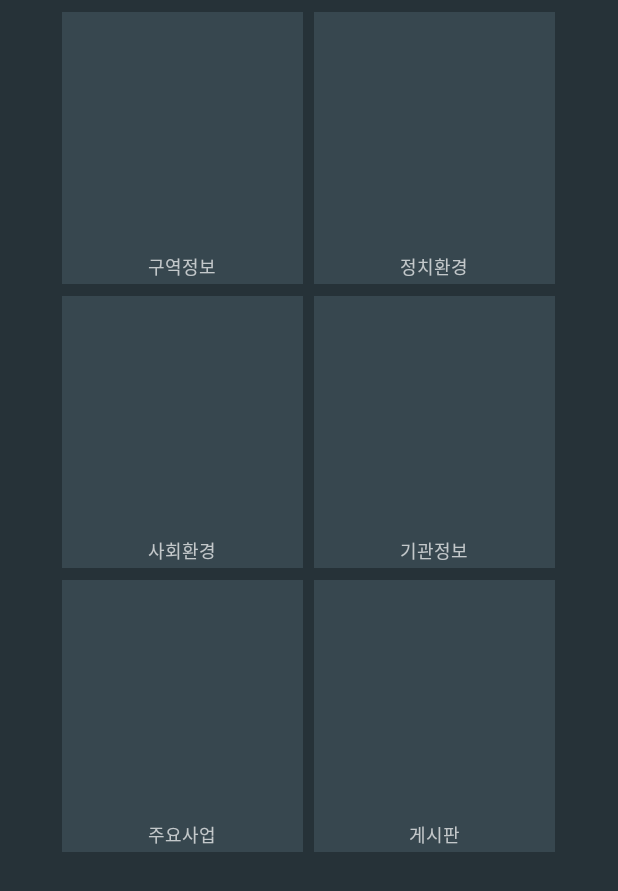
After one commit to wrjeoung/ElectionManager, an Android app: the layout fragment_home.xml on its own in the app's theme, with its tools: preview values and no code run, on a phone screen of 412 x 824 dp. The commit adds this screen. Shown: the top 891 px of the screen. Run offline under Robolectric (Android 15) with nearby library versions, the phone set to English and light mode, and no system bars.

Commit message:
홈화면 구현 진행중... TableLayout이용

```diff
--- a/app/src/main/java/com/jsloves/election/activity/ElectionMainActivity.java
+++ b/app/src/main/java/com/jsloves/election/activity/ElectionMainActivity.java
@@ -79,12 +79,13 @@ public class ElectionMainActivity extends AppCompatActivity implements CommonVal
         super.onCreate(savedInstanceState);
         setContentView(R.layout.main_activity);
 
-        titles[0] = getString(R.string.area_info);
-        titles[1] = getString(R.string.jungchi_hwangyong);
-        titles[2] = getString(R.string.social_hwangyong);
-        titles[3] = getString(R.string.gigwan_info);
-        titles[4] = getString(R.string.jooyo_saup);
-        titles[5] = getString(R.string.board);
+        titles[0] = getString(R.string.home);
+        titles[1] = getString(R.string.area_info);
+        titles[2] = getString(R.string.jungchi_hwangyong);
+        titles[3] = getString(R.string.social_hwangyong);
+        titles[4] = getString(R.string.gigwan_info);
+        titles[5] = getString(R.string.jooyo_saup);
+        titles[6] = getString(R.string.board);
 
         mDrawerLayout = (DrawerLayout) findViewById(R.id.drawer_layout);
         mDrawerList = (ListView) findViewById(R.id.navdrawer);
@@ -112,6 +113,7 @@ public class ElectionMainActivity extends AppCompatActivity implements CommonVal
         mDrawLisner = new ElectionDrawerListner(this, mDrawerLayout, toolbar, R.string.app_name, R.string.app_name);
         mDrawerLayout.setDrawerListener(mDrawLisner);
         String[] values = new String[]{
+                getString(R.string.home),
                 getString(R.string.area_info),
                 getString(R.string.jungchi_hwangyong),
                 getString(R.string.social_hwangyong),
@@ -130,13 +132,17 @@ public class ElectionMainActivity extends AppCompatActivity implements CommonVal
                 // 좌측 메뉴
                 switch (position) {
                     case 0:
+                        pager.setCurrentItem(position);
+                        mDrawerLayout.closeDrawer(GravityCompat.START);
+                        break;
+                    case 1:
                         mDrawerList.setBackgroundColor(getResources().getColor(R.color.material_deep_teal_500));
                         toolbar.setBackgroundColor(getResources().getColor(R.color.material_deep_teal_500));
                         slidingTabLayout.setBackgroundColor(getResources().getColor(R.color.material_deep_teal_500));
                         pager.setCurrentItem(position);
                         mDrawerLayout.closeDrawer(GravityCompat.START);
                         break;
-                    case 1:
+                    case 2:
                         //mDrawerList.setBackgroundColor(getResources().getColor(R.color.red));
                         //toolbar.setBackgroundColor(getResources().getColor(R.color.red));
                         //slidingTabLayout.setBackgroundColor(getResources().getColor(R.color.red));
@@ -144,7 +150,7 @@ public class ElectionMainActivity extends AppCompatActivity implements CommonVal
                         mDrawerLayout.closeDrawer(GravityCompat.START);
 
                         break;
-                    case 2:
+                    case 3:
                         //mDrawerList.setBackgroundColor(getResources().getColor(R.color.blue));
                         //toolbar.setBackgroundColor(getResources().getColor(R.color.blue));
                         //slidingTabLayout.setBackgroundColor(getResources().getColor(R.color.blue));
@@ -152,7 +158,7 @@ public class ElectionMainActivity extends AppCompatActivity implements CommonVal
                         mDrawerLayout.closeDrawer(GravityCompat.START);
 
                         break;
-                    case 3:
+                    case 4:
                         //mDrawerList.setBackgroundColor(getResources().getColor(R.color.material_blue_grey_800));
                         //toolbar.setBackgroundColor(getResources().getColor(R.color.material_blue_grey_800));
                         //slidingTabLayout.setBackgroundColor(getResources().getColor(R.color.material_blue_grey_800));
@@ -160,13 +166,13 @@ public class ElectionMainActivity extends AppCompatActivity implements CommonVal
                         mDrawerLayout.closeDrawer(GravityCompat.START);
 
                         break;
-                    case 4:
+                    case 5:
                         pager.setCurrentItem(position);
                         mDrawerLayout.closeDrawer(GravityCompat.START);
 
                         break;
 
-                    case 5:
+                    case 6:
                         pager.setCurrentItem(position);
                         mDrawerLayout.closeDrawer(GravityCompat.START);
 
--- a/app/src/main/java/com/jsloves/election/adapter/AdapterRootRightMenu.java
+++ b/app/src/main/java/com/jsloves/election/adapter/AdapterRootRightMenu.java
@@ -184,7 +184,7 @@ public class AdapterRootRightMenu extends BaseExpandableListAdapter {
                 ((ElectionMainActivity)mContext).getmVpageAdapter().getmSearchFragment().tupyoguClickByRightMenu(selectedSg, selectedHd, selectedTg);
                 ((ElectionMainActivity)mContext).getmDrawerLayout().closeDrawer(GravityCompat.END);
 
-                mPager.setCurrentItem(0);
+                mPager.setCurrentItem(1);
                 return false;
             }
         });
--- a/app/src/main/java/com/jsloves/election/common/CommonValuesManager.java
+++ b/app/src/main/java/com/jsloves/election/common/CommonValuesManager.java
@@ -4,5 +4,5 @@ package com.jsloves.election.common;
  * Created by wrjeong on 2015. 8. 5..
  */
 public interface CommonValuesManager {
-    static final int PAGE_COUNT = 6;
+    static final int PAGE_COUNT = 7;
 }
--- a/app/src/main/java/com/jsloves/election/fragment/HomeFragment.java
+++ b/app/src/main/java/com/jsloves/election/fragment/HomeFragment.java
@@ -6,13 +6,27 @@ import android.view.LayoutInflater;
 import android.view.View;
 import android.view.ViewGroup;
 
+import com.jsloves.election.activity.R;
+
 /**
  * Created by wrjeong on 2015. 8. 23..
  */
 public class HomeFragment extends Fragment {
 
+    private static final String ARG_POSITION = "position";
+
+
+    public static HomeFragment newInstance(int position) {
+        HomeFragment fragment = new HomeFragment();
+        Bundle args = new Bundle();
+        args.putInt(ARG_POSITION, position);
+        fragment.setArguments(args);
+        return fragment;
+    }
+
     @Override
     public View onCreateView(LayoutInflater inflater, ViewGroup container, Bundle savedInstanceState) {
-        return super.onCreateView(inflater, container, savedInstanceState);
+        View rootView = inflater.inflate(R.layout.fragment_home, container, false);
+        return rootView;
     }
 }
--- a/app/src/main/java/com/jsloves/election/layout/ViewPagerAdapter.java
+++ b/app/src/main/java/com/jsloves/election/layout/ViewPagerAdapter.java
@@ -7,6 +7,7 @@ import android.util.Log;
 
 import com.jsloves.election.common.CommonValuesManager;
 import com.jsloves.election.fragment.FragmentTab;
+import com.jsloves.election.fragment.HomeFragment;
 import com.jsloves.election.fragment.OrganIntroFragment;
 import com.jsloves.election.fragment.SampleFragment;
 import com.jsloves.election.fragment.SearchFragment;
@@ -31,22 +32,24 @@ public class ViewPagerAdapter extends FragmentPagerAdapter implements CommonValu
             // 상단 메뉴
             // Open FragmentTab1.java
             case 0:
+                return HomeFragment.newInstance(position);
+            case 1:
                 //return SampleFragment.newInstance(position);
                 Log.d("ViewPagerAdapter","onCreateView mSearchFramgent : "+SearchFragment.newInstance("aa","bb"));
                 mSearchFragment=SearchFragment.newInstance("aa", "bb");
                 return mSearchFragment;
-            case 1:
-                return SampleFragment.newInstance(position);
             case 2:
                 return SampleFragment.newInstance(position);
             case 3:
+                return SampleFragment.newInstance(position);
+            case 4:
                 //return SampleFragment.newInstance(position);
                 //return OrganIntroFragment.newInstance("aaa", "bbb");
                 return FragmentTab.newInstance("aa","bb");
 
-            case 4:
+            case 5:
                 return SampleFragment.newInstance(position);
-            case 5:
+            case 6:
                 return SampleFragment.newInstance(position);
 
         }
--- /dev/null
+++ b/app/src/main/res/drawable/grid_color_selector.xml
@@ -0,0 +1,8 @@
+<?xml version="1.0" encoding="utf-8"?>
+<selector xmlns:android="http://schemas.android.com/apk/res/android">
+
+    <item android:drawable="@color/blue" android:state_pressed="true" />
+    <item android:drawable="@color/blue" android:state_selected="true" />
+    <item android:drawable="@color/white" />
+
+</selector>
--- /dev/null
+++ b/app/src/main/res/layout/fragment_home.xml
@@ -0,0 +1,173 @@
+<?xml version="1.0" encoding="utf-8"?>
+<LinearLayout xmlns:android="http://schemas.android.com/apk/res/android"
+    xmlns:tools="http://schemas.android.com/tools"
+    android:layout_width="match_parent"
+    android:layout_height="match_parent"
+    android:gravity="center"
+    android:orientation="vertical"
+    tools:context=".">
+
+    <ScrollView
+        android:layout_width="match_parent"
+        android:layout_height="match_parent"
+        android:background="@color/material_blue_grey_900"
+        android:paddingBottom="5dp">
+
+        <TableLayout
+            android:layout_width="match_parent"
+            android:layout_height="match_parent">
+
+            <TableRow android:gravity="center">
+
+                <LinearLayout
+                    android:layout_width="wrap_content"
+                    android:layout_height="wrap_content"
+                    android:layout_marginRight="7dp"
+                    android:layout_marginTop="5dp"
+                    android:background="@color/material_blue_grey_800"
+                    android:orientation="vertical"
+                    android:padding="5dp">
+
+                    <ImageView
+                        android:id="@+id/image1"
+                        android:layout_width="150dp"
+                        android:layout_height="150dp" />
+
+                    <TextView
+                        android:id="@+id/text1"
+                        android:layout_width="fill_parent"
+                        android:layout_height="wrap_content"
+                        android:layout_marginTop="5dp"
+                        android:gravity="center"
+                        android:text="@string/area_info"
+                        android:textSize="12sp" />
+                </LinearLayout>
+
+                <LinearLayout
+                    android:layout_width="wrap_content"
+                    android:layout_height="wrap_content"
+                    android:layout_marginTop="5dp"
+                    android:background="@color/material_blue_grey_800"
+                    android:orientation="vertical"
+                    android:padding="5dp">
+
+                    <ImageView
+                        android:id="@+id/image2"
+                        android:layout_width="150dp"
+                        android:layout_height="150dp" />
+
+                    <TextView
+                        android:id="@+id/text2"
+                        android:layout_width="fill_parent"
+                        android:layout_height="wrap_content"
+                        android:layout_marginTop="5dp"
+                        android:gravity="center"
+                        android:text="@string/jungchi_hwangyong"
+                        android:textSize="12sp" />
+                </LinearLayout>
+            </TableRow>
+
+            <TableRow android:gravity="center">
+
+                <LinearLayout
+                    android:layout_width="wrap_content"
+                    android:layout_height="wrap_content"
+                    android:layout_marginRight="7dp"
+                    android:layout_marginTop="5dp"
+                    android:background="@color/material_blue_grey_800"
+                    android:orientation="vertical"
+                    android:padding="5dp">
+
+                    <ImageView
+                        android:id="@+id/image3"
+                        android:layout_width="150dp"
+                        android:layout_height="150dp" />
+
+                    <TextView
+                        android:id="@+id/text3"
+                        android:layout_width="fill_parent"
+                        android:layout_height="wrap_content"
+                        android:layout_marginTop="5dp"
+                        android:gravity="center"
+                        android:text="@string/social_hwangyong"
+                        android:textSize="12sp" />
+                </LinearLayout>
+
+                <LinearLayout
+                    android:layout_width="wrap_content"
+                    android:layout_height="wrap_content"
+                    android:layout_marginTop="5dp"
+                    android:background="@color/material_blue_grey_800"
+                    android:orientation="vertical"
+                    android:padding="5dp">
+
+                    <ImageView
+                        android:id="@+id/image4"
+                        android:layout_width="150dp"
+                        android:layout_height="150dp" />
+
+                    <TextView
+                        android:id="@+id/text4"
+                        android:layout_width="fill_parent"
+                        android:layout_height="wrap_content"
+                        android:layout_marginTop="5dp"
+                        android:gravity="center"
+                        android:text="@string/gigwan_info"
+                        android:textSize="12sp" />
+                </LinearLayout>
+            </TableRow>
+
+            <TableRow android:gravity="center">
+
+                <LinearLayout
+                    android:layout_width="wrap_content"
+                    android:layout_height="wrap_content"
+                    android:layout_marginRight="7dp"
+                    android:layout_marginTop="5dp"
+                    android:background="@color/material_blue_grey_800"
+                    android:orientation="vertical"
+                    android:padding="5dp">
+
+                    <ImageView
+                        android:id="@+id/image5"
+                        android:layout_width="150dp"
+                        android:layout_height="150dp" />
+
+                    <TextView
+                        android:id="@+id/text5"
+                        android:layout_width="fill_parent"
+                        android:layout_height="wrap_content"
+                        android:layout_marginTop="5dp"
+                        android:gravity="center"
+                        android:text="@string/jooyo_saup"
+                        android:textSize="12sp" />
+                </LinearLayout>
+
+                <LinearLayout
+                    android:layout_width="wrap_content"
+                    android:layout_height="wrap_content"
+                    android:layout_marginTop="5dp"
+                    android:background="@color/material_blue_grey_800"
+                    android:orientation="vertical"
+                    android:padding="5dp">
+
+                    <ImageView
+                        android:id="@+id/image6"
+                        android:layout_width="150dp"
+                        android:layout_height="150dp" />
+
+                    <TextView
+                        android:id="@+id/text6"
+                        android:layout_width="fill_parent"
+                        android:layout_height="wrap_content"
+                        android:layout_marginTop="5dp"
+                        android:gravity="center"
+                        android:text="@string/board"
+                        android:textSize="12sp" />
+                </LinearLayout>
+            </TableRow>
+
+        </TableLayout>
+    </ScrollView>
+
+</LinearLayout>
--- a/app/src/main/res/values/color.xml
+++ b/app/src/main/res/values/color.xml
@@ -6,6 +6,7 @@
     <color name="material_teal">@color/material_deep_teal_500</color>
     <color name="ripple_material_teal">#ff149691</color>
 
+    <color name="white">#ffffff</color>
     <color name="blue">#304f9f</color>
     <color name="grey">@color/material_blue_grey_800</color>
     <color name="light">@color/primary_material_light</color>
```
